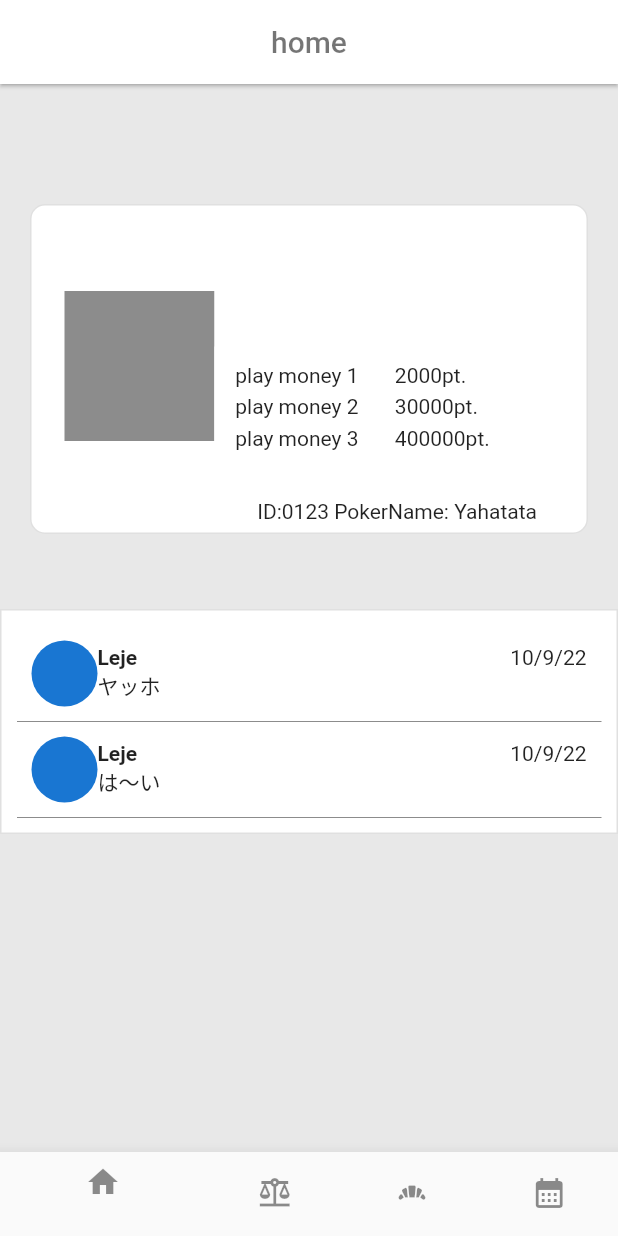
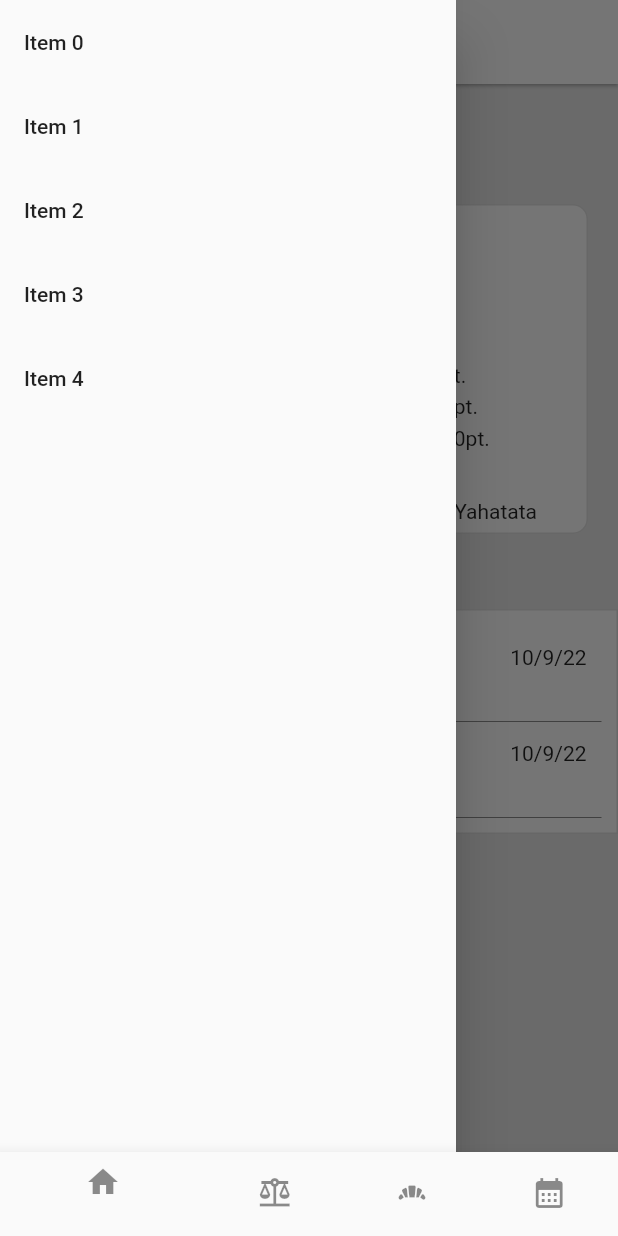
Before and after one commit to WL-Yahata/casino_app_2, a Flutter app: the screen it shows after launch, with the side drawer open (before the commit the screen has no drawer), on a phone screen of 412 x 824 dp. Run offline on Flutter 3.47's test engine with Material 2 defaults, Android fonts, the phone set to English and light mode, and no system bars.

Commit message:
Update cashingPage.dart

```diff
--- a/lib/view/useurs view/cashing/cashingPage.dart
+++ b/lib/view/useurs view/cashing/cashingPage.dart
@@ -47,12 +47,23 @@ class _CashingPadeState extends State<CashingPade> {
   Widget build(BuildContext context) {
     return  Scaffold(
       backgroundColor: Colors.grey.withOpacity(0.2),
+      drawer: Drawer(
+        child: ListView.builder(
+          itemCount: 5,
+          itemBuilder: (BuildContext context, int index) {
+            return ListTile(
+              title: Text("Item $index"),
+            );
+          },
+        ),
+      ),
 
       appBar: AppBar(
+        iconTheme: const IconThemeData(color: Colors.black45),
+
         centerTitle: true,
 
         title: const Text('home', style: TextStyle(color: Colors.black54),),
-
         backgroundColor: Colors.white,
         elevation: 1,
       ),
```
